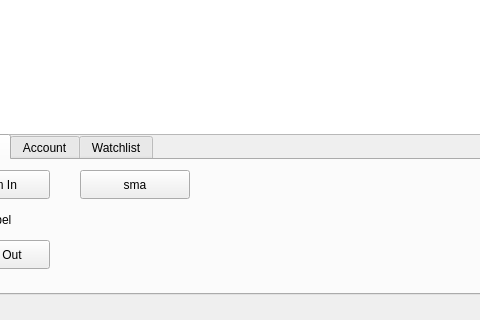
This is chartWidget.ui in ellamental/pyTrade as Qt 5 draws it before an edit; both pictures show x 92 to 572 and y 736 to 1056 of the 1076 by 1056 pixel window. The edited form follows.
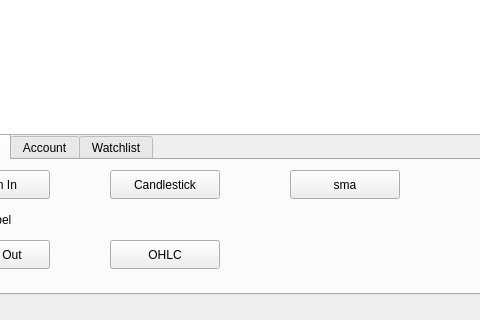
This is the edited form. The open tabs and pages were chosen to show the change.

Commit message: Added OHLC chart style and buttons to switch between OHLC/Candlestick

```diff
--- a/chartWidget.ui
+++ b/chartWidget.ui
@@ -68,7 +68,7 @@
     <widget class="QPushButton" name="sma">
      <property name="geometry">
       <rect>
-       <x>170</x>
+       <x>380</x>
        <y>10</y>
        <width>110</width>
        <height>29</height>
@@ -91,6 +91,32 @@
       <string>TextLabel</string>
      </property>
     </widget>
+    <widget class="QPushButton" name="candlestick">
+     <property name="geometry">
+      <rect>
+       <x>200</x>
+       <y>10</y>
+       <width>110</width>
+       <height>29</height>
+      </rect>
+     </property>
+     <property name="text">
+      <string>Candlestick</string>
+     </property>
+    </widget>
+    <widget class="QPushButton" name="ohlc">
+     <property name="geometry">
+      <rect>
+       <x>200</x>
+       <y>80</y>
+       <width>110</width>
+       <height>29</height>
+      </rect>
+     </property>
+     <property name="text">
+      <string>OHLC</string>
+     </property>
+    </widget>
    </widget>
    <widget class="QWidget" name="account">
     <attribute name="title">
```
Left out of the diff: 2 changed lines with no effect on the pictures. The commit also changes 2 other files.
